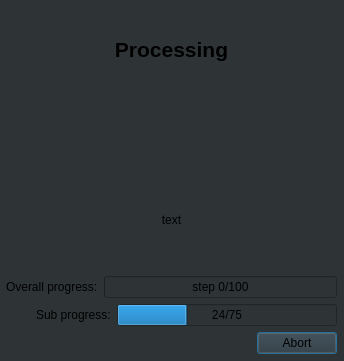
Qt form ClearMap/gui/creator/nested_progress_dialog.ui (ClearAnatomics/ClearMap) before a commit.
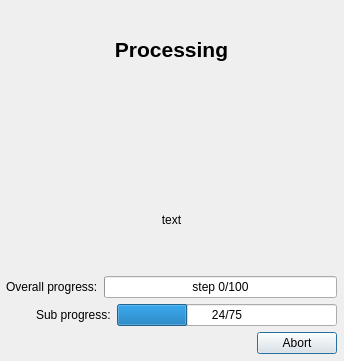
The same form after that commit.

Commit message: GUI: designer files; the dark preview style sheet of five root widgets is removed, Designer starts with the real one

The edit to the form file:
```diff
--- a/ClearMap/gui/creator/nested_progress_dialog.ui
+++ b/ClearMap/gui/creator/nested_progress_dialog.ui
@@ -13,9 +13,6 @@
   <property name="windowTitle">
    <string>Dialog</string>
   </property>
-  <property name="styleSheet">
-   <string notr="true">background-color: rgb(46, 52, 54);</string>
-  </property>
   <widget class="QWidget" name="layoutWidget">
    <property name="geometry">
     <rect>
```
The commit also changes 6 other files.
